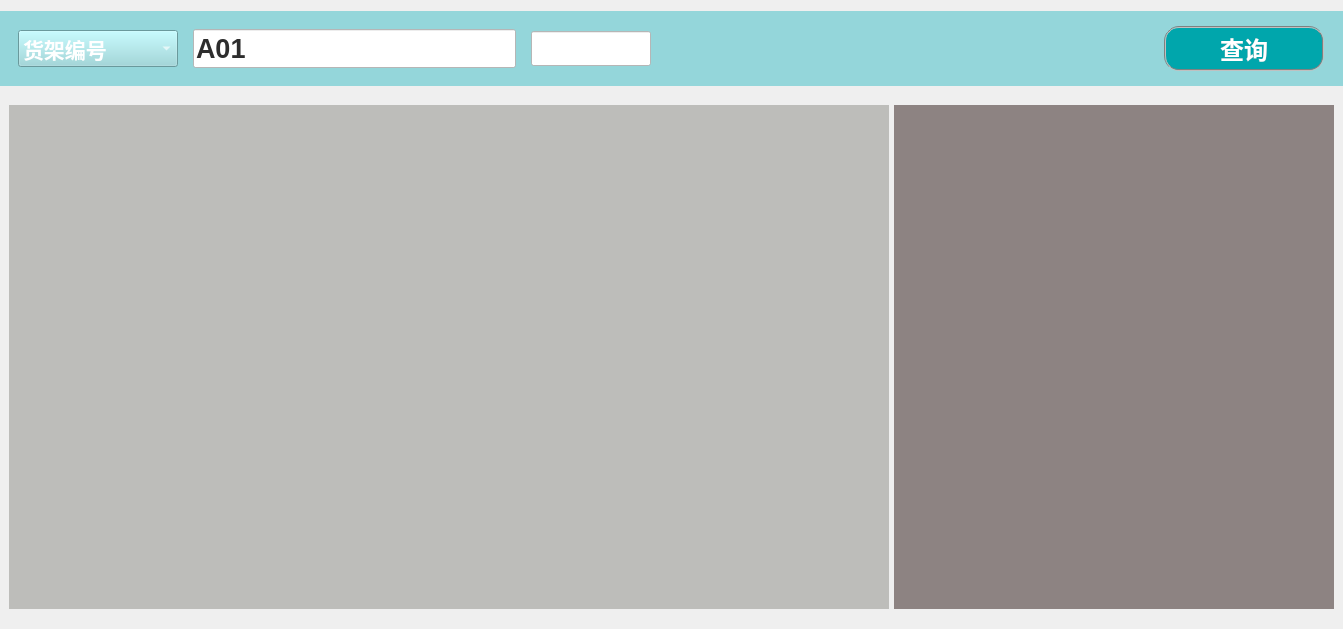
First picture: the form in StoreInfo/storeinfo.ui, repository wuliusha/master_agv, before the edit.
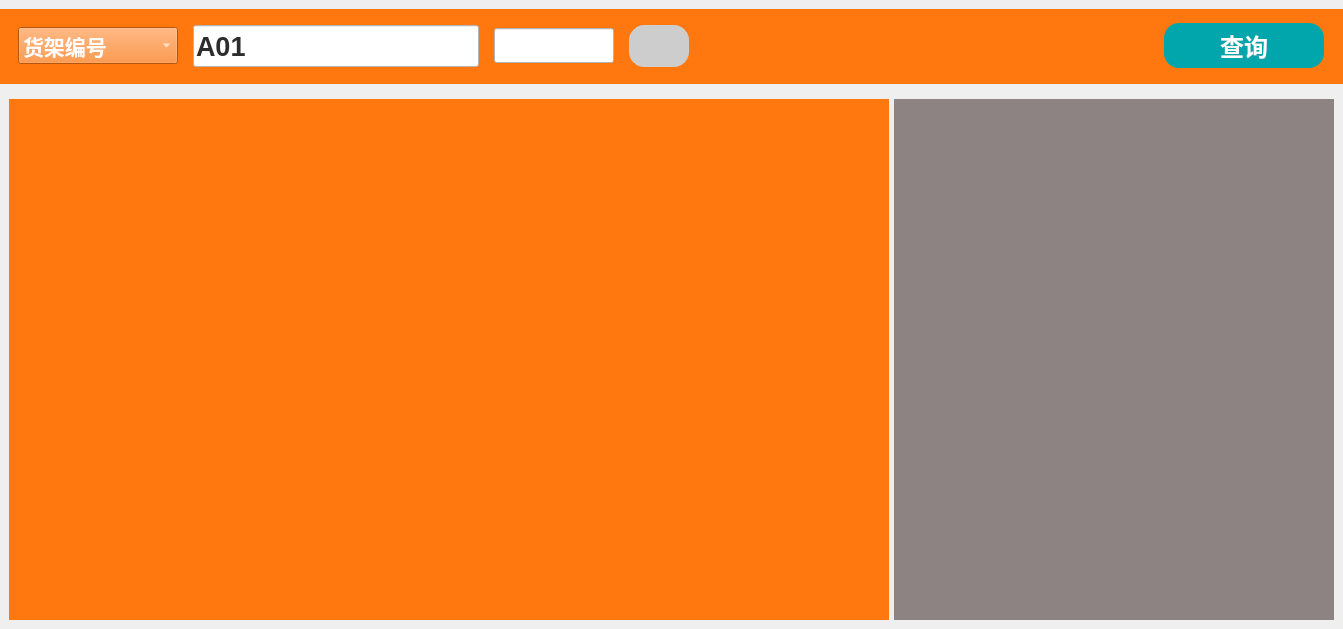
Second picture: the form after the edit. Icons and pictures are not drawn.

```diff
--- a/StoreInfo/storeinfo.ui
+++ b/StoreInfo/storeinfo.ui
@@ -20,21 +20,37 @@
    <property name="leftMargin">
     <number>0</number>
    </property>
+   <property name="topMargin">
+    <number>9</number>
+   </property>
    <property name="rightMargin">
     <number>0</number>
    </property>
+   <property name="bottomMargin">
+    <number>0</number>
+   </property>
    <item row="0" column="0">
-    <layout class="QVBoxLayout" name="verticalLayout" stretch="1,10">
-     <property name="spacing">
-      <number>10</number>
-     </property>
+    <layout class="QVBoxLayout" name="verticalLayout">
      <item>
       <widget class="QWidget" name="widget_2" native="true">
+       <property name="maximumSize">
+        <size>
+         <width>16777215</width>
+         <height>75</height>
+        </size>
+       </property>
        <property name="styleSheet">
         <string notr="true">color: white;
-background-color: rgb(148, 214, 218);</string>
+background-color: rgb(255, 119, 15);
+</string>
        </property>
        <layout class="QGridLayout" name="gridLayout_5">
+        <property name="topMargin">
+         <number>7</number>
+        </property>
+        <property name="bottomMargin">
+         <number>7</number>
+        </property>
         <item row="0" column="0">
          <layout class="QHBoxLayout" name="horizontalLayout_8" stretch="3,1">
           <property name="rightMargin">
@@ -48,6 +64,9 @@
               <height>60</height>
              </size>
             </property>
+            <property name="styleSheet">
+             <string notr="true"/>
+            </property>
             <property name="currentIndex">
              <number>0</number>
             </property>
@@ -169,6 +188,76 @@
                   </property>
                  </widget>
                 </item>
+                <item>
+                 <widget class="QPushButton" name="pushButton">
+                  <property name="enabled">
+                   <bool>false</bool>
+                  </property>
+                  <property name="sizePolicy">
+                   <sizepolicy hsizetype="Preferred" vsizetype="Preferred">
+                    <horstretch>0</horstretch>
+                    <verstretch>0</verstretch>
+                   </sizepolicy>
+                  </property>
+                  <property name="minimumSize">
+                   <size>
+                    <width>60</width>
+                    <height>30</height>
+                   </size>
+                  </property>
+                  <property name="maximumSize">
+                   <size>
+                    <width>60</width>
+                    <height>45</height>
+                   </size>
+                  </property>
+                  <property name="font">
+                   <font>
+                    <pointsize>16</pointsize>
+                    <weight>75</weight>
+                    <bold>true</bold>
+                   </font>
+                  </property>
+                  <property name="styleSheet">
+                   <string notr="true">
+QPushButton {
+	border: 1px solid #298DFF; /* QPushButton边框的宽度、样式和颜色 */
+	border-radius:15px;border:none; /* 边框圆角 */
+	background-color: #00a6ac; /* 背景颜色 */
+	color: white;  
+}
+ 
+QPushButton:hover {	/* 鼠标悬浮在QPushButton上时的状态 */
+	background-color: #298DFF;
+	color: #F2F2F2;
+	border-image: url(:/image/close2.png);
+}
+
+QPushButton:checked { /* QPushButton可选中时的状态 */
+	border: 1px solid #FF5242;
+	background-color: #F2F2F2;
+	color: #FF5242;
+}
+ 
+QPushButton:pressed { /* 鼠标按压在QPushButton上时的状态 */
+	background-color: #55ff7f;
+}
+ 
+QPushButton:checked:pressed { /* QPushButton处于可选中且鼠标按压在QPushButton上时的状态 */
+	background-color: #F2F2F2;
+}
+ 
+QPushButton:disabled { /* QPushButton禁用时的状态 */
+	border: 1px solid #CDCDCD;
+	background-color: #CDCDCD;
+	color: #B4B4B4;
+}</string>
+                  </property>
+                  <property name="text">
+                   <string/>
+                  </property>
+                 </widget>
+                </item>
                 <item>
                  <spacer name="horizontalSpacer">
                   <property name="orientation">
@@ -319,12 +408,39 @@
                </font>
               </property>
               <property name="styleSheet">
-               <string notr="true">color: white;
-color:#ffffff;
-border-radius:15px;
-border-style: outset;
-border: 2px groove gray; 
-background-color: rgb(0, 166, 172);</string>
+               <string notr="true">
+QPushButton {
+	border: 1px solid #298DFF; /* QPushButton边框的宽度、样式和颜色 */
+	border-radius:15px;border:none; /* 边框圆角 */
+	background-color: #00a6ac; /* 背景颜色 */
+	color: white;  
+}
+ 
+QPushButton:hover {	/* 鼠标悬浮在QPushButton上时的状态 */
+	background-color: #298DFF;
+	color: #F2F2F2;
+	border-image: url(:/image/close2.png);
+}
+
+QPushButton:checked { /* QPushButton可选中时的状态 */
+	border: 1px solid #FF5242;
+	background-color: #F2F2F2;
+	color: #FF5242;
+}
+ 
+QPushButton:pressed { /* 鼠标按压在QPushButton上时的状态 */
+	background-color: #55ff7f;
+}
+ 
+QPushButton:checked:pressed { /* QPushButton处于可选中且鼠标按压在QPushButton上时的状态 */
+	background-color: #F2F2F2;
+}
+ 
+QPushButton:disabled { /* QPushButton禁用时的状态 */
+	border: 1px solid #CDCDCD;
+	background-color: #CDCDCD;
+	color: #B4B4B4;
+}</string>
               </property>
               <property name="text">
                <string>查询</string>
@@ -405,7 +521,7 @@
            <item>
             <widget class="QStackedWidget" name="stackedWidget_3">
              <property name="styleSheet">
-              <string notr="true">background-color: rgb(189, 189, 186);</string>
+              <string notr="true">background-color: rgb(255, 119, 15);</string>
              </property>
              <widget class="QWidget" name="page_5"/>
              <widget class="QWidget" name="page_6"/>
```
Left out of the diff: 8 changed lines with no effect on the pictures.
